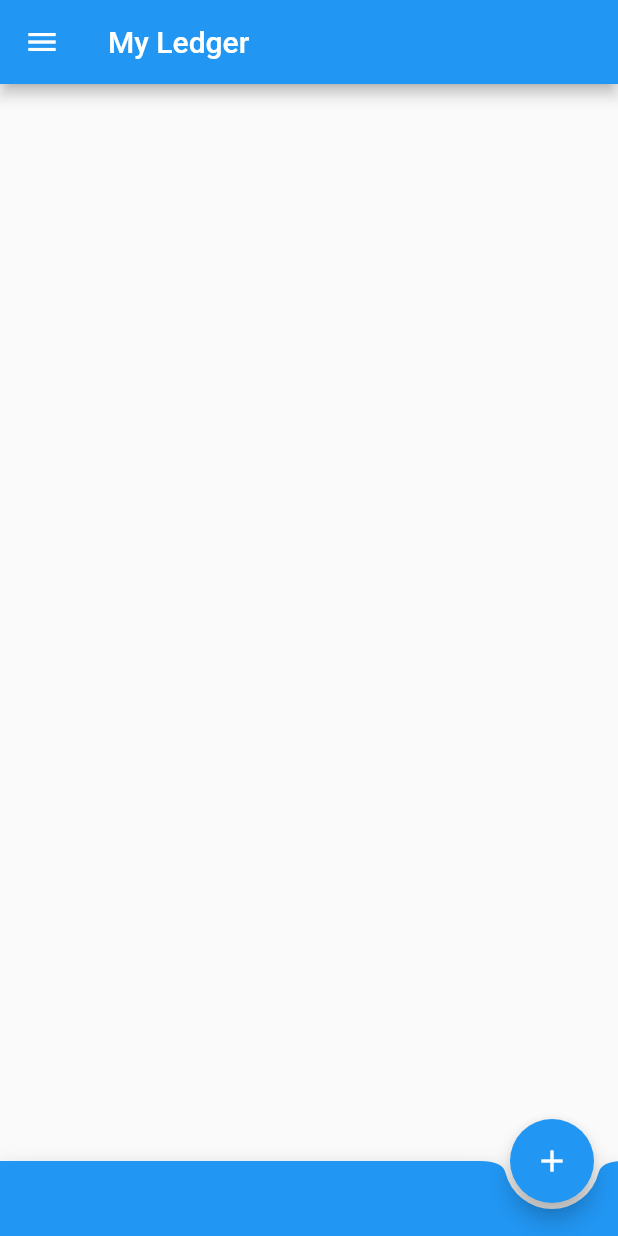
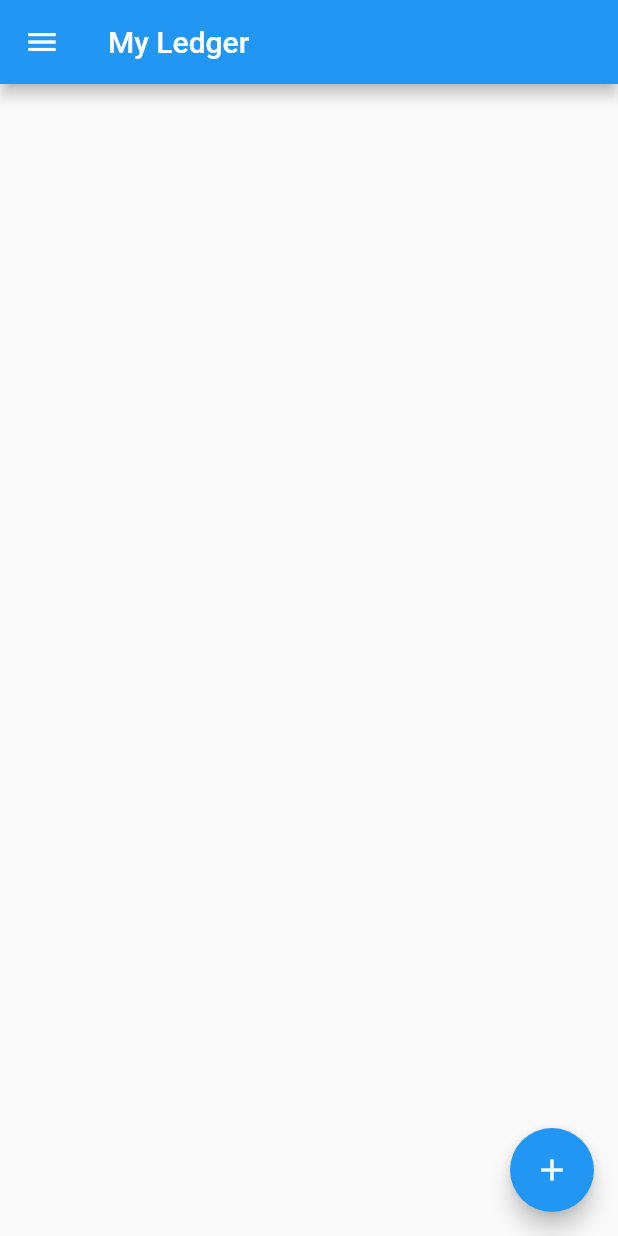
Before and after one commit to manyimy/my_ledger, a Flutter app: the screen it shows after launch, on a phone screen of 412 x 824 dp. Run offline on Flutter 3.47's test engine with Material 2 defaults, Android fonts, the phone set to English and light mode, and no system bars.

Commit message:
fix: Remove bottomNavBar

```diff
--- a/lib/dashboard.dart
+++ b/lib/dashboard.dart
@@ -8,7 +8,7 @@ import 'package:my_ledger/addEntryDialog.dart';
 
 class DashboardPage extends StatelessWidget {
   static final ValueNotifier<FloatingActionButtonLocation> fabLocation =
-  ValueNotifier(FloatingActionButtonLocation.endDocked);
+  ValueNotifier(FloatingActionButtonLocation.endFloat);
 
   const DashboardPage({Key? key}) : super(key: key);
 
@@ -51,13 +51,13 @@ class DashboardPage extends StatelessWidget {
                   }
               ),
               floatingActionButtonLocation: currentFabLocation,
-              bottomNavigationBar: BottomAppBar(
-                color: Colors.blue,
-                shape: CircularNotchedRectangle(),
-                child: Container(
-                  height: 50.0,
-                ),
-              )
+              // bottomNavigationBar: BottomAppBar(
+              //   color: Colors.blue,
+              //   shape: CircularNotchedRectangle(),
+              //   child: Container(
+              //     height: 50.0,
+              //   ),
+              // )
           );
         }
     );
```
Also changed, not shown: lib/addEntryDialog.dart (+6 -6 lines), lib/settings.dart (+6 -6 lines).
